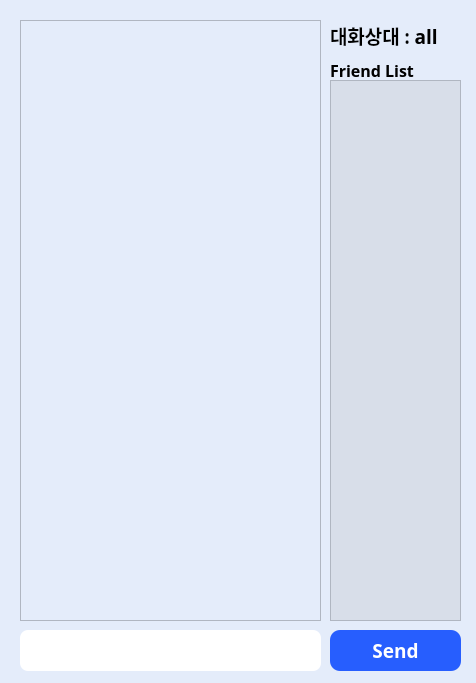
sihyeokpark/auto-attendance, file client/main.ui: the form before one commit.
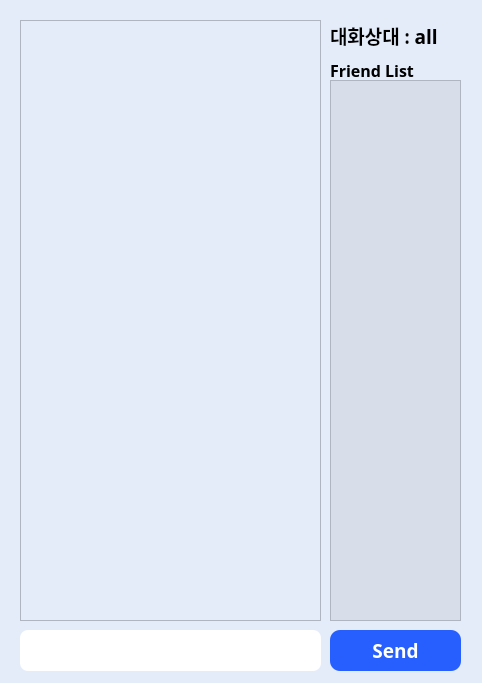
The form after the commit.

Commit message: Update: 서버를 GUI, 관리자 패널 (대시보드) 제작

Patch:
```diff
--- a/client/main.ui
+++ b/client/main.ui
@@ -6,7 +6,7 @@
    <rect>
     <x>0</x>
     <y>0</y>
-    <width>476</width>
+    <width>482</width>
     <height>683</height>
    </rect>
   </property>
```
The commit also changes 2 other files.
